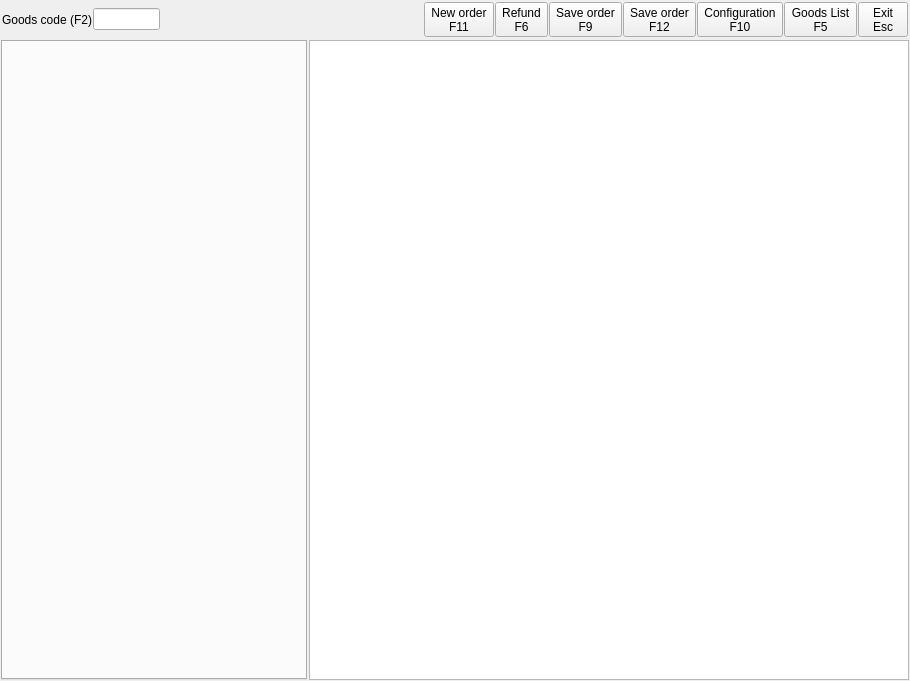
Qt form Shop/working.ui (End1-1/Cafe5) before a commit.
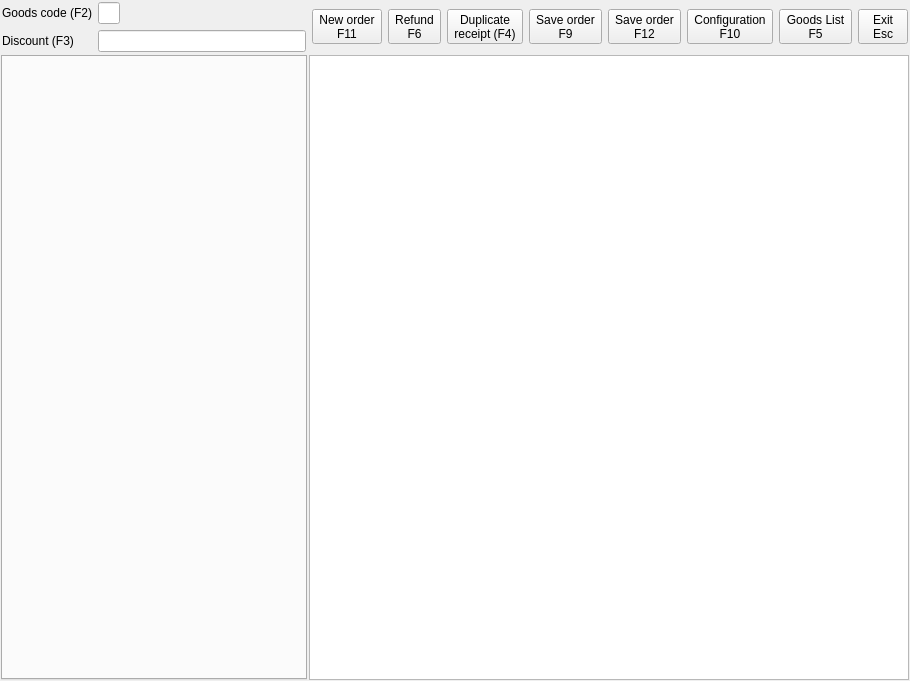
The same form after that commit. Icons and pictures are not drawn.

Diff of the .ui file:
```diff
--- a/Shop/working.ui
+++ b/Shop/working.ui
@@ -1,7 +1,7 @@
 <?xml version="1.0" encoding="UTF-8"?>
 <ui version="4.0">
  <class>Working</class>
- <widget class="QDialog" name="Working">
+ <widget class="QWidget" name="Working">
   <property name="geometry">
    <rect>
     <x>0</x>
@@ -103,10 +103,7 @@
    </item>
    <item row="0" column="0" colspan="2">
     <widget class="QWidget" name="widget" native="true">
-     <layout class="QHBoxLayout" name="horizontalLayout">
-      <property name="spacing">
-       <number>1</number>
-      </property>
+     <layout class="QGridLayout" name="gridLayout_2">
       <property name="leftMargin">
        <number>1</number>
       </property>
@@ -119,17 +116,81 @@
       <property name="bottomMargin">
        <number>1</number>
       </property>
-      <item>
+      <item row="0" column="5" rowspan="2">
+       <widget class="QToolButton" name="btnRefund">
+        <property name="focusPolicy">
+         <enum>Qt::ClickFocus</enum>
+        </property>
+        <property name="text">
+         <string>Refund
+F6</string>
+        </property>
+        <property name="icon">
+         <iconset resource="../resources/res.qrc">
+          <normaloff>:/other.png</normaloff>:/other.png</iconset>
+        </property>
+        <property name="iconSize">
+         <size>
+          <width>32</width>
+          <height>32</height>
+         </size>
+        </property>
+        <property name="shortcut">
+         <string>F11</string>
+        </property>
+        <property name="toolButtonStyle">
+         <enum>Qt::ToolButtonTextUnderIcon</enum>
+        </property>
+       </widget>
+      </item>
+      <item row="0" column="0">
        <widget class="QLabel" name="label">
         <property name="text">
          <string>Goods code (F2)</string>
         </property>
        </widget>
       </item>
-      <item>
+      <item row="0" column="1">
        <widget class="QLineEdit" name="leCode"/>
       </item>
-      <item>
+      <item row="0" column="8" rowspan="2">
+       <widget class="QToolButton" name="btnSaveOrder">
+        <property name="focusPolicy">
+         <enum>Qt::ClickFocus</enum>
+        </property>
+        <property name="text">
+         <string>Save order
+F12</string>
+        </property>
+        <property name="icon">
+         <iconset resource="../resources/res.qrc">
+          <normaloff>:/save.png</normaloff>:/save.png</iconset>
+        </property>
+        <property name="iconSize">
+         <size>
+          <width>32</width>
+          <height>32</height>
+         </size>
+        </property>
+        <property name="shortcut">
+         <string>F12</string>
+        </property>
+        <property name="toolButtonStyle">
+         <enum>Qt::ToolButtonTextUnderIcon</enum>
+        </property>
+       </widget>
+      </item>
+      <item row="1" column="1" colspan="2">
+       <widget class="QLineEdit" name="leDiscount">
+        <property name="focusPolicy">
+         <enum>Qt::ClickFocus</enum>
+        </property>
+        <property name="readOnly">
+         <bool>true</bool>
+        </property>
+       </widget>
+      </item>
+      <item row="0" column="2">
        <spacer name="horizontalSpacer">
         <property name="orientation">
          <enum>Qt::Horizontal</enum>
@@ -142,115 +203,7 @@
         </property>
        </spacer>
       </item>
-      <item>
-       <widget class="QToolButton" name="btnNewOrder">
-        <property name="focusPolicy">
-         <enum>Qt::ClickFocus</enum>
-        </property>
-        <property name="text">
-         <string>New order
-F11</string>
-        </property>
-        <property name="icon">
-         <iconset resource="../resources/res.qrc">
-          <normaloff>:/new.png</normaloff>:/new.png</iconset>
-        </property>
-        <property name="iconSize">
-         <size>
-          <width>32</width>
-          <height>32</height>
-         </size>
-        </property>
-        <property name="shortcut">
-         <string>F11</string>
-        </property>
-        <property name="toolButtonStyle">
-         <enum>Qt::ToolButtonTextUnderIcon</enum>
-        </property>
-       </widget>
-      </item>
-      <item>
-       <widget class="QToolButton" name="btnRefund">
-        <property name="focusPolicy">
-         <enum>Qt::ClickFocus</enum>
-        </property>
-        <property name="text">
-         <string>Refund
-F6</string>
-        </property>
-        <property name="icon">
-         <iconset resource="../resources/res.qrc">
-          <normaloff>:/other.png</normaloff>:/other.png</iconset>
-        </property>
-        <property name="iconSize">
-         <size>
-          <width>32</width>
-          <height>32</height>
-         </size>
-        </property>
-        <property name="shortcut">
-         <string>F11</string>
-        </property>
-        <property name="toolButtonStyle">
-         <enum>Qt::ToolButtonTextUnderIcon</enum>
-        </property>
-       </widget>
-      </item>
-      <item>
-       <widget class="QToolButton" name="btnSaveOrderNoTax">
-        <property name="focusPolicy">
-         <enum>Qt::ClickFocus</enum>
-        </property>
-        <property name="text">
-         <string>Save order
-F9</string>
-        </property>
-        <property name="icon">
-         <iconset resource="../resources/res.qrc">
-          <normaloff>:/save.png</normaloff>:/save.png</iconset>
-        </property>
-        <property name="iconSize">
-         <size>
-          <width>32</width>
-          <height>32</height>
-         </size>
-        </property>
-        <property name="shortcut">
-         <string>F9</string>
-        </property>
-        <property name="toolButtonStyle">
-         <enum>Qt::ToolButtonTextUnderIcon</enum>
-        </property>
-       </widget>
-      </item>
-      <item>
-       <widget class="QToolButton" name="btnSaveOrder">
-        <property name="focusPolicy">
-         <enum>Qt::ClickFocus</enum>
-        </property>
-        <property name="text">
-         <string>Save order
-F12</string>
-        </property>
-        <property name="icon">
-         <iconset resource="../resources/res.qrc">
-          <normaloff>:/save.png</normaloff>:/save.png</iconset>
-        </property>
-        <property name="iconSize">
-         <size>
-          <width>32</width>
-          <height>32</height>
-         </size>
-        </property>
-        <property name="shortcut">
-         <string>F12</string>
-        </property>
-        <property name="toolButtonStyle">
-         <enum>Qt::ToolButtonTextUnderIcon</enum>
-        </property>
-       </widget>
-      </item>
-      <item>
+      <item row="0" column="9" rowspan="2">
        <widget class="QToolButton" name="btnConnection">
         <property name="focusPolicy">
          <enum>Qt::ClickFocus</enum>
@@ -277,7 +230,34 @@
         </property>
        </widget>
       </item>
-      <item>
+      <item row="0" column="7" rowspan="2">
+       <widget class="QToolButton" name="btnSaveOrderNoTax">
+        <property name="focusPolicy">
+         <enum>Qt::ClickFocus</enum>
+        </property>
+        <property name="text">
+         <string>Save order
+F9</string>
+        </property>
+        <property name="icon">
+         <iconset resource="../resources/res.qrc">
+          <normaloff>:/save.png</normaloff>:/save.png</iconset>
+        </property>
+        <property name="iconSize">
+         <size>
+          <width>32</width>
+          <height>32</height>
+         </size>
+        </property>
+        <property name="shortcut">
+         <string>F9</string>
+        </property>
+        <property name="toolButtonStyle">
+         <enum>Qt::ToolButtonTextUnderIcon</enum>
+        </property>
+       </widget>
+      </item>
+      <item row="0" column="10" rowspan="2">
        <widget class="QToolButton" name="btnShowGoodsList">
         <property name="focusPolicy">
          <enum>Qt::ClickFocus</enum>
@@ -304,7 +284,7 @@
         </property>
        </widget>
       </item>
-      <item>
+      <item row="0" column="11" rowspan="2">
        <widget class="QToolButton" name="btnExit">
         <property name="minimumSize">
          <size>
@@ -337,6 +317,67 @@
         </property>
        </widget>
       </item>
+      <item row="0" column="3" rowspan="2">
+       <widget class="QToolButton" name="btnNewOrder">
+        <property name="focusPolicy">
+         <enum>Qt::ClickFocus</enum>
+        </property>
+        <property name="text">
+         <string>New order
+F11</string>
+        </property>
+        <property name="icon">
+         <iconset resource="../resources/res.qrc">
+          <normaloff>:/new.png</normaloff>:/new.png</iconset>
+        </property>
+        <property name="iconSize">
+         <size>
+          <width>32</width>
+          <height>32</height>
+         </size>
+        </property>
+        <property name="shortcut">
+         <string>F11</string>
+        </property>
+        <property name="toolButtonStyle">
+         <enum>Qt::ToolButtonTextUnderIcon</enum>
+        </property>
+       </widget>
+      </item>
+      <item row="1" column="0">
+       <widget class="QLabel" name="label_2">
+        <property name="text">
+         <string>Discount (F3)</string>
+        </property>
+       </widget>
+      </item>
+      <item row="0" column="6" rowspan="2">
+       <widget class="QToolButton" name="btnDuplicateReceipt">
+        <property name="focusPolicy">
+         <enum>Qt::ClickFocus</enum>
+        </property>
+        <property name="text">
+         <string>Duplicate
+receipt (F4)</string>
+        </property>
+        <property name="icon">
+         <iconset resource="../resources/res.qrc">
+          <normaloff>:/print.png</normaloff>:/print.png</iconset>
+        </property>
+        <property name="iconSize">
+         <size>
+          <width>32</width>
+          <height>32</height>
+         </size>
+        </property>
+        <property name="shortcut">
+         <string>F9</string>
+        </property>
+        <property name="toolButtonStyle">
+         <enum>Qt::ToolButtonTextUnderIcon</enum>
+        </property>
+       </widget>
+      </item>
      </layout>
     </widget>
    </item>
```
Left out of the diff: 18 changed lines with no effect on the pictures.
